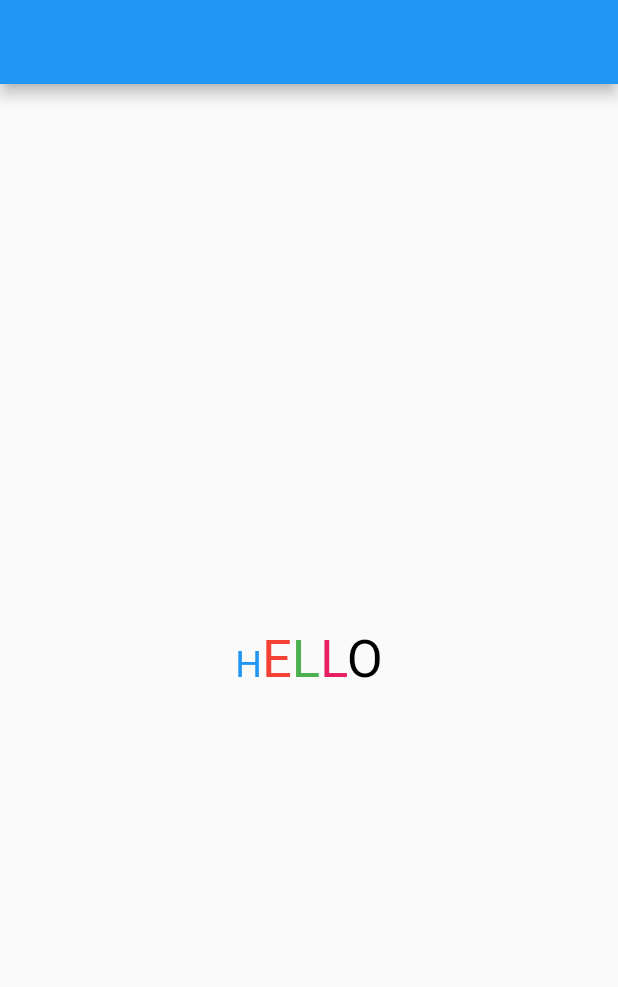
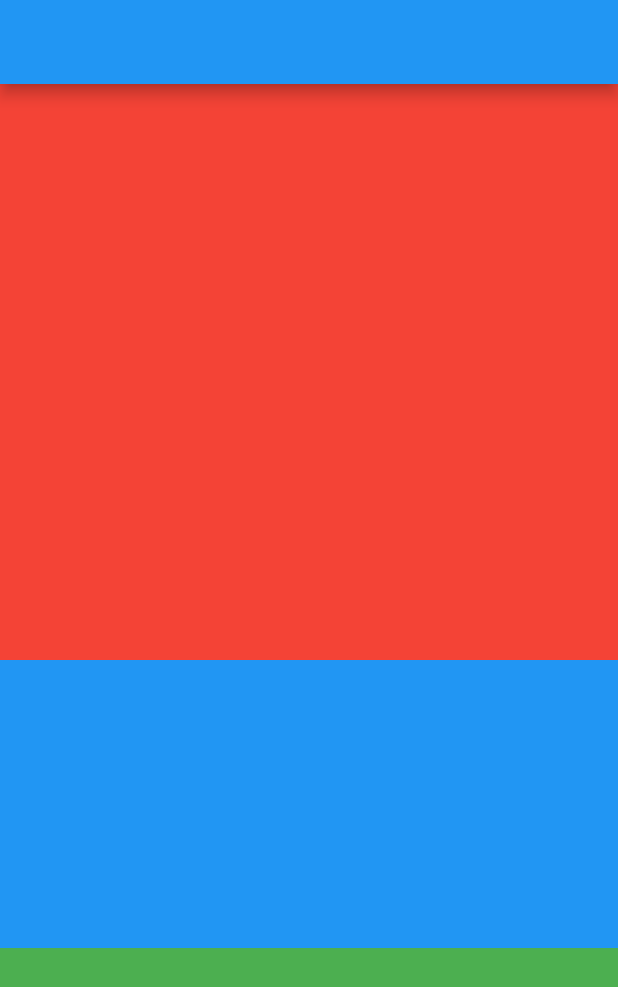
Before and after one commit to MyoMin-Latt/Flutter-Basic-UI, a Flutter app: the screen it shows after launch, on a phone screen of 412 x 824 dp. Shown: the top 987 px of the screen. Run offline on Flutter 3.47's test engine with Material 2 defaults, Android fonts, the phone set to English and light mode, and no system bars.

Commit message:
@12.9 Flutter Basic UI (Row and Column)

```diff
--- a/lib/main.dart
+++ b/lib/main.dart
@@ -6,6 +6,8 @@
 // @12.6 Flutter Basic UI (Container)
 // @12.7 Flutter Basic UI(Image Widget)
 // @12.8 Flutter Basic UI (Rich Text Widget)
+// @12.9 Flutter Basic UI (Row and Column)
+
 
 
 import 'package:flutter/material.dart';
@@ -16,6 +18,9 @@ import 'package:flutter/material.dart';
 //debug //release // hybrid
 //Container
 //project file network memory
+//Row Column Stack ListVeiw GridView
+//variable List Map Set
+// 6 3 3
 void main() {
   runApp(const MaterialApp(
     debugShowCheckedModeBanner: false,
@@ -30,21 +35,28 @@ class FirstApp extends StatelessWidget {
   Widget build(BuildContext context) {
     return Scaffold(
        appBar: AppBar(),
-       body: Center(
-         child:
-        //  Text.rich(RichText)
-         RichText(
-           text: const TextSpan(
-             children: [
-               TextSpan(text: 'H',style: TextStyle(color : Colors.blue,fontSize: 25),),
-               TextSpan(text: 'E',style: TextStyle(color : Colors.red,fontSize: 35)),
-               TextSpan(text: 'L',style: TextStyle(color : Colors.green,fontSize: 35)),
-               TextSpan(text: 'L',style: TextStyle(color : Colors.pink,fontSize: 35)),
-               TextSpan(text: 'O',style: TextStyle(color : Colors.black,fontSize: 35)),
-             ]
+       body: Column(children: [
+         Expanded(
+           flex: 6,
+           child: Container(
+             color: Colors.red,
            ),
          ),
-       )
+         Expanded(
+           flex: 3,
+           child: Container(
+             color: Colors.blue,
+           ),
+         ),
+         Flexible(
+           flex: 3,
+           child: Container(
+             color: Colors.green,
+           ),
+         )
+       ],),
+
+
        );
   }
 }
```
